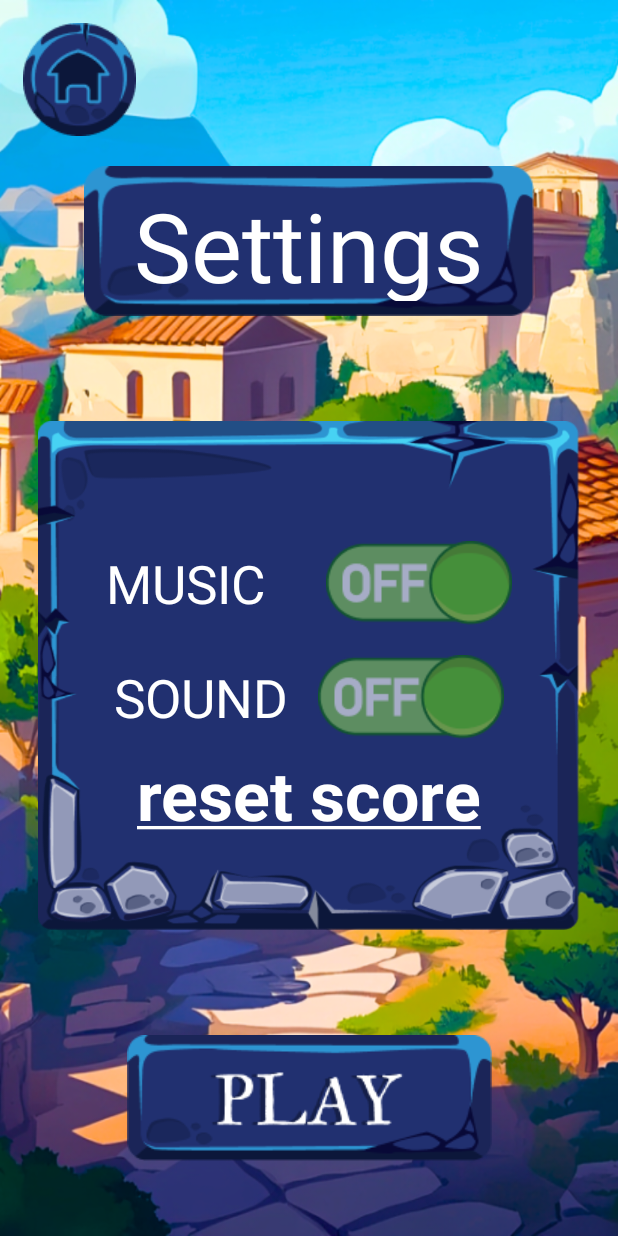
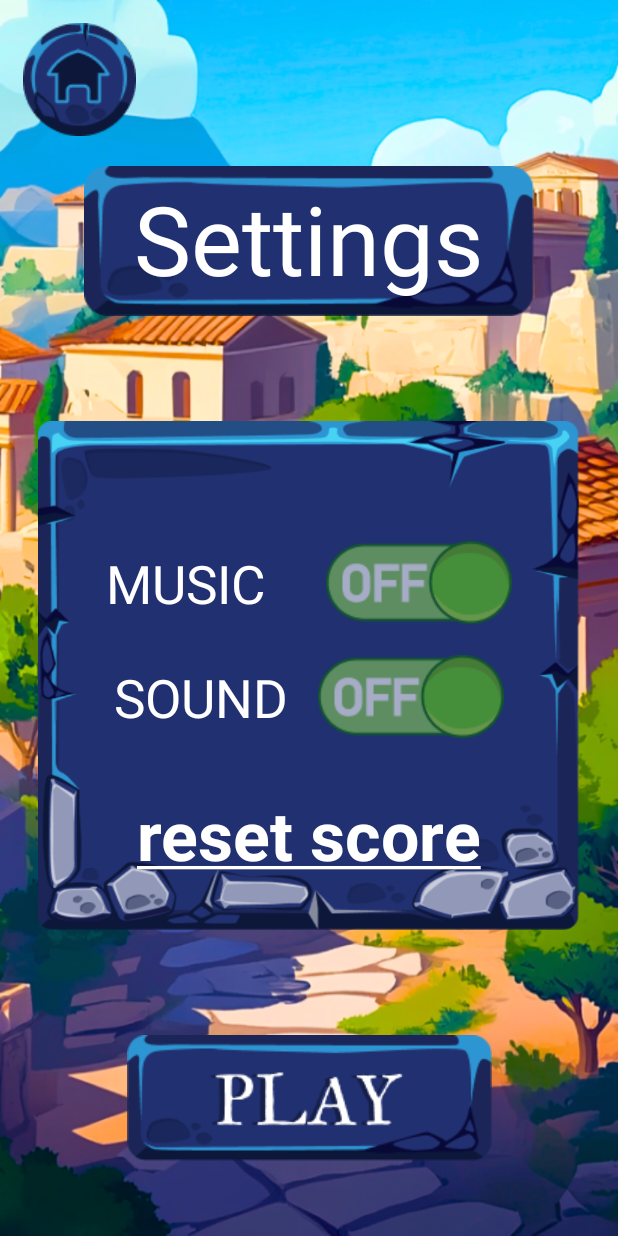
Before and after one commit to V-34-10/God-power, an Android app: the SettingsActivity screen opened directly, with no data from a screen before it, on a phone screen of 412 x 824 dp. Run offline under Robolectric (Android 15) with nearby library versions, the phone set to English and light mode, and no system bars; Roboto replaces fonts that are not available here.

Commit message:
SettingsActivity: fix soundVolume: setOffVolume/setOnVolume, UI - text_reset_score: change constraint, text_title_settings: change padding

```diff
--- a/app/src/main/java/com/divinee/puwer/view/settings/SettingsActivity.kt
+++ b/app/src/main/java/com/divinee/puwer/view/settings/SettingsActivity.kt
@@ -98,12 +98,12 @@ class SettingsActivity : AppCompatActivity() {
                 .getBoolean("soundStatus", false)
 
             if (soundStatus) {
-                soundVolume.setOnVolume()
+                soundVolume.setOffVolume()
                 this.getSharedPreferences("PrefDivinePower", MODE_PRIVATE).edit()
                     .putBoolean("soundStatus", false).apply()
                 binding.btnSwitchSound.setBackgroundResource(R.drawable.switch_off_btn)
             } else {
-                soundVolume.setOffVolume()
+                soundVolume.setOnVolume()
                 this.getSharedPreferences("PrefDivinePower", MODE_PRIVATE).edit()
                     .putBoolean("soundStatus", true).apply()
                 binding.btnSwitchSound.setBackgroundResource(R.drawable.switch_on_btn)
--- a/app/src/main/res/layout/activity_settings.xml
+++ b/app/src/main/res/layout/activity_settings.xml
@@ -28,7 +28,7 @@
         android:layout_marginTop="20dp"
         android:background="@drawable/background_text"
         android:fontFamily="@font/im_fell_double_pica"
-        android:padding="10dp"
+        android:padding="5dp"
         android:text="@string/title_settings"
         android:textAlignment="center"
         android:textColor="@color/white"
@@ -132,7 +132,6 @@
             android:id="@+id/text_reset_score"
             android:layout_width="wrap_content"
             android:layout_height="wrap_content"
-            android:layout_marginBottom="60dp"
             android:clickable="true"
             android:focusable="true"
             android:fontFamily="@font/im_fell_double_pica"
@@ -142,7 +141,8 @@
             android:textStyle="bold"
             app:layout_constraintBottom_toBottomOf="parent"
             app:layout_constraintEnd_toEndOf="parent"
-            app:layout_constraintStart_toStartOf="parent" />
+            app:layout_constraintStart_toStartOf="parent"
+            app:layout_constraintTop_toBottomOf="@+id/status_sound" />
 
     </androidx.constraintlayout.widget.ConstraintLayout>
 
```
